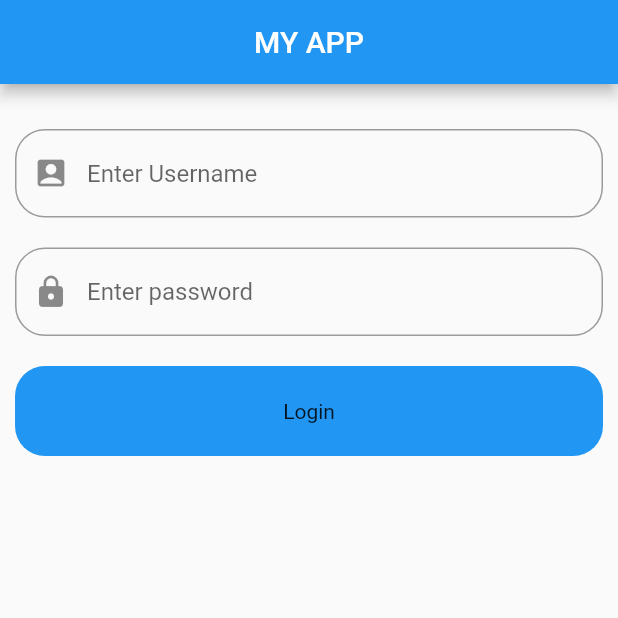
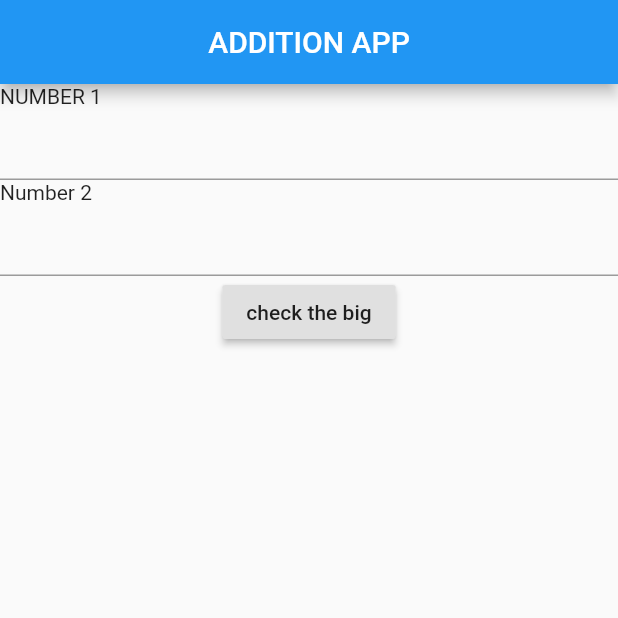
Before and after one commit to parentsmyworld/demo, a Flutter app: the screen it shows after launch, on a phone screen of 412 x 824 dp, the top half of it. Run offline on Flutter 3.47's test engine with Material 2 defaults, Android fonts, the phone set to English and light mode, and no system bars.

Commit message:
pages separated

```diff
--- a/lib/main.dart
+++ b/lib/main.dart
@@ -1,7 +1,9 @@
 import 'package:flutter/material.dart';
+import 'package:flutter_assignmentone/pages/add.dart';
+//import 'package:flutter_assignmentone/pages/login.dart';
 
 void main() {
-  runApp(Myapp());
+  runApp(add());
 }
 
 class Myapp extends StatelessWidget {
--- /dev/null
+++ b/lib/pages/add.dart
@@ -0,0 +1,61 @@
+import 'package:flutter/material.dart';
+TextEditingController number1=TextEditingController();
+TextEditingController number2=TextEditingController();
+
+class add extends StatelessWidget {
+  @override
+  Widget build(BuildContext context) {
+    return MaterialApp(
+      home: Scaffold(
+        appBar: AppBar(
+          title: Center(child: Text("ADDITION APP")),
+        ),
+        body: Container(
+
+            child: Column(
+              crossAxisAlignment: CrossAxisAlignment.start,
+              children: [
+                Text("NUMBER 1"),
+                TextField(
+controller: number1,
+                ),
+
+                Text("Number 2"),
+                TextField(
+                  controller: number2,
+                ),
+                Center(
+                  child: RaisedButton(
+
+                    onPressed: (){
+
+//                      var c=int.parse(number1.text);
+//                      var d=int.parse(number2.text);
+//                      var sum=c+d;
+//                      print(sum);
+                      var a=double.parse(number1.text);
+                      var b=double.parse(number2.text);
+//                      var sum=a+b;
+//                      print(sum.toStringAsFixed(3));
+                      if (a>b) {
+                        print("a is largest");}
+                        else if(a==b) {
+                          print("same");}
+                        else{
+                          print("b is largest");
+                      }
+
+                      },
+                    child: Text("check the big"),
+//                    child: Text("add"),
+                  ),
+                )
+
+              ],
+            ),
+          ),
+        ),
+
+    );
+  }
+}
```
Also changed, not shown: lib/pages/login.dart (added, +17 -0 lines).
